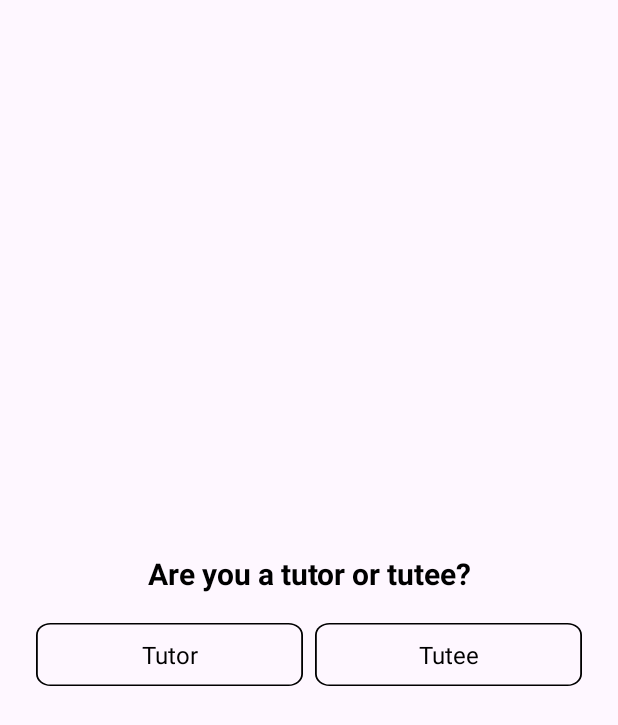
After one commit to dorawyy/cpen321-w23-jbs, an Android app: the TutorOrTuteeActivity screen opened directly, with no data from a screen before it, on a phone screen of 412 x 824 dp. The commit adds this screen. Shown: the top 725 px of the screen. Run offline under Robolectric (Android 15) with nearby library versions, the phone set to English and light mode, and no system bars.

Commit message:
Added more functionality for sign in sign up

```diff
--- /dev/null
+++ b/frontend/EduMatch/app/src/main/java/com/example/edumatch/TutorOrTuteeActivity.java
@@ -0,0 +1,46 @@
+package com.example.edumatch;
+
+import androidx.appcompat.app.AppCompatActivity;
+
+import android.content.Intent;
+import android.os.Bundle;
+import android.view.View;
+import android.widget.Button;
+import android.widget.Toast;
+
+public class TutorOrTuteeActivity extends AppCompatActivity {
+    private Button tutorButton;
+    private Button tuteeButton;
+    private Bundle userData = new Bundle();
+
+    private Intent newIntent;
+
+    @Override
+    protected void onCreate(Bundle savedInstanceState) {
+        super.onCreate(savedInstanceState);
+        setContentView(R.layout.activity_tutor_or_tutee);
+
+        tutorButton = findViewById(R.id.tutor_button);
+        tuteeButton = findViewById(R.id.tutee_button);
+
+        newIntent = new Intent(TutorOrTuteeActivity.this, AccountInformationActivity.class);
+
+        tutorButton.setOnClickListener(new View.OnClickListener() {
+            @Override
+            public void onClick(View v) {
+                userData.putString("userType","Tutor");
+                newIntent.putExtras(userData);
+                startActivity(newIntent);
+            }
+        });
+
+        tuteeButton.setOnClickListener(new View.OnClickListener() {
+            @Override
+            public void onClick(View v) {
+                userData.putString("userType","Tutee");
+                newIntent.putExtras(userData);
+                startActivity(newIntent);
+            }
+        });
+    }
+}
--- /dev/null
+++ b/frontend/EduMatch/app/src/main/res/layout/activity_tutor_or_tutee.xml
@@ -0,0 +1,51 @@
+<?xml version="1.0" encoding="utf-8"?>
+<androidx.gridlayout.widget.GridLayout xmlns:android="http://schemas.android.com/apk/res/android"
+    xmlns:app="http://schemas.android.com/apk/res-auto"
+    android:id="@+id/tutor_or_tutee"
+    android:layout_width="match_parent"
+    android:layout_height="wrap_content"
+    android:layout_gravity="center"
+    app:columnCount="1"
+    app:rowCount="2">
+    <TextView
+        android:id="@+id/tutor_or_tutee_display"
+        android:layout_width="match_parent"
+        android:layout_height="33dp"
+        android:gravity="center"
+        android:text="@string/tutor_or_tutee"
+        android:textAppearance="@style/title"
+        android:textStyle="bold"
+        app:layout_rowWeight="1" />
+    <androidx.gridlayout.widget.GridLayout xmlns:android="http://schemas.android.com/apk/res/android"
+        xmlns:app="http://schemas.android.com/apk/res-auto"
+        android:layout_width="match_parent"
+        android:layout_height="wrap_content"
+        android:layout_marginLeft="12dp"
+        android:layout_marginTop="16dp"
+        android:layout_marginRight="12dp"
+        app:columnCount="2"
+        app:rowCount="1">
+
+        <androidx.appcompat.widget.AppCompatButton
+            android:id="@+id/tutor_button"
+            android:layout_width="147.5dp"
+            android:layout_height="42dp"
+            android:layout_marginRight="8dp"
+            android:layout_marginLeft="12dp"
+            android:background="@drawable/sign_up_btn"
+            android:text="@string/tutor"
+            android:textAppearance="@style/signuptext"
+            app:layout_columnWeight="1"
+            />
+        <androidx.appcompat.widget.AppCompatButton
+            android:id="@+id/tutee_button"
+            android:layout_width="147.5dp"
+            android:layout_height="42dp"
+            android:layout_marginRight="12dp"
+            android:background="@drawable/sign_up_btn"
+            android:text="@string/tutee"
+            android:textAppearance="@style/signuptext"
+            app:layout_columnWeight="1"
+            />
+    </androidx.gridlayout.widget.GridLayout>
+</androidx.gridlayout.widget.GridLayout>
--- a/frontend/EduMatch/app/src/main/res/values/themes.xml
+++ b/frontend/EduMatch/app/src/main/res/values/themes.xml
@@ -6,7 +6,7 @@
     </style>
 
     <style name="Theme.EduMatch" parent="Base.Theme.EduMatch" />
-    <style name="appname">
+    <style name="title">
         <item name="android:textSize">20sp</item>
         <item name="android:textColor">#000000</item>
     </style>
```
Also changed, not shown: frontend/EduMatch/app/src/main/AndroidManifest.xml (+8 -0 lines), frontend/EduMatch/app/src/main/java/com/example/edumatch/AccountInformationActivity.java (added, +14 -0 lines), frontend/EduMatch/app/src/main/java/com/example/edumatch/MainActivity.java (+21 -4 lines), frontend/EduMatch/app/src/main/res/layout/activity_account_information.xml (added, +51 -0 lines), frontend/EduMatch/app/src/main/res/layout/activity_main.xml (+4 -3 lines), frontend/EduMatch/app/src/main/res/values/strings.xml (+15 -25 lines).
